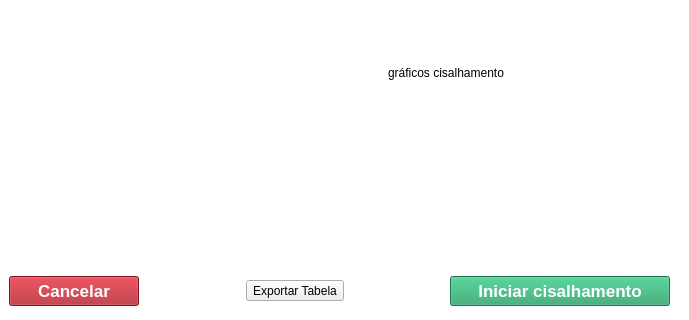
Old version of the form Code/Interface/mainwindow.ui in the repository Matheusodias/infralab_direct_shear_embedded_interface; both pictures show x 0 to 689 and y 172 to 492 of the 689 by 492 pixel window.
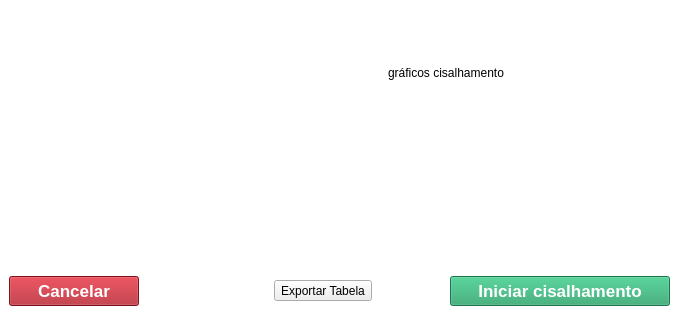
New version of the form. Icons and pictures are not drawn.

Commit message: Add icon to export button and adjust size.

Patch:
```diff
--- a/Code/Interface/mainwindow.ui
+++ b/Code/Interface/mainwindow.ui
@@ -914,7 +914,7 @@
          </widget>
         </item>
         <item>
-         <layout class="QHBoxLayout" name="outside_experiment_bottom_layout" stretch="1,2,1,2,3">
+         <layout class="QHBoxLayout" name="outside_experiment_bottom_layout" stretch="1,2,2,1,3">
           <property name="spacing">
            <number>20</number>
           </property>
@@ -993,6 +993,19 @@
             <property name="text">
              <string>Exportar Tabela</string>
             </property>
+            <property name="icon">
+             <iconset resource="images/resources.qrc">
+              <normaloff>:/download.png</normaloff>:/download.png</iconset>
+            </property>
+            <property name="iconSize">
+             <size>
+              <width>30</width>
+              <height>20</height>
+             </size>
+            </property>
+            <property name="toolButtonStyle">
+             <enum>Qt::ToolButtonTextBesideIcon</enum>
+            </property>
            </widget>
           </item>
           <item>
```
The commit also changes 8 other files.
